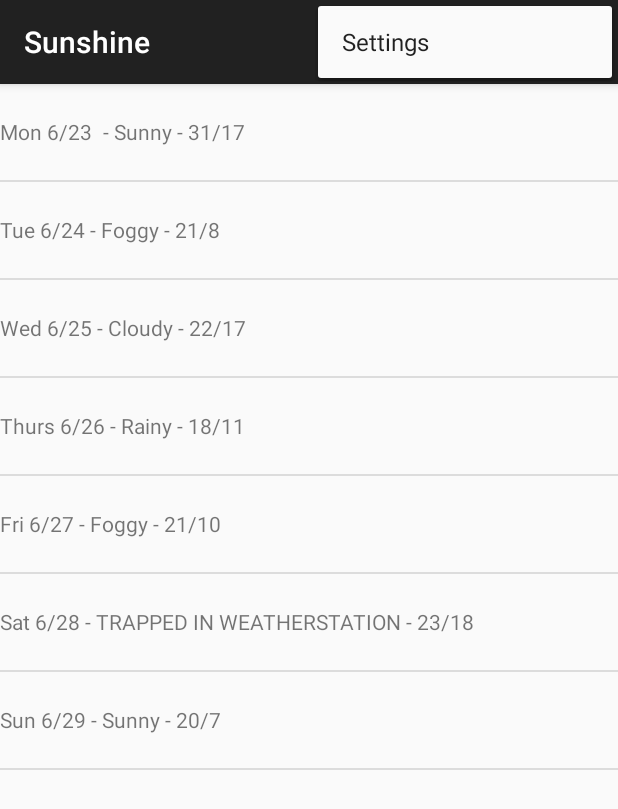
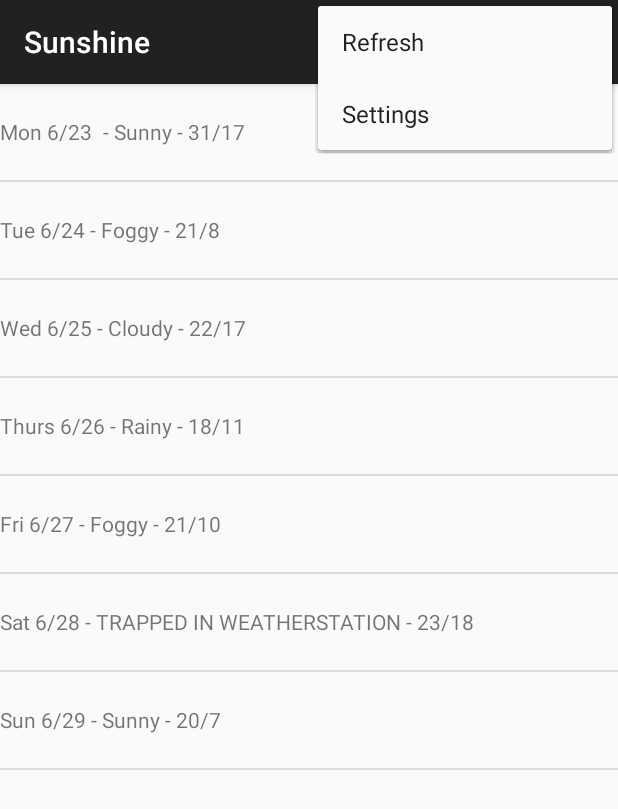
Before and after one commit to arturexp/Sunshine, an Android app: the screen it shows after launch (MainActivity), with the options menu open, on a phone screen of 412 x 824 dp. Shown: the top 809 px of the screen. Run offline under Robolectric (Android 15) with nearby library versions, the phone set to English and light mode, and no system bars.

Commit message:
added Refresh option in OptionMenu

```diff
--- a/app/src/main/java/com/example/android/sunshine/app/ForecastFragment.java
+++ b/app/src/main/java/com/example/android/sunshine/app/ForecastFragment.java
@@ -4,6 +4,9 @@ import android.os.Bundle;
 import android.support.v4.app.Fragment;
 import android.util.Log;
 import android.view.LayoutInflater;
+import android.view.Menu;
+import android.view.MenuInflater;
+import android.view.MenuItem;
 import android.view.View;
 import android.view.ViewGroup;
 import android.widget.ArrayAdapter;
@@ -30,8 +33,32 @@ public class ForecastFragment extends Fragment {
     }
 
     @Override
+    public void onCreateOptionsMenu(Menu menu, MenuInflater inflater) {
+
+        inflater.inflate(R.menu.forecastfragment, menu);
+    }
+
+    @Override
+    public void onCreate(Bundle savedInstanceState) {
+        super.onCreate(savedInstanceState);
+
+        setHasOptionsMenu(true);
+    }
+
+    @Override
+    public boolean onOptionsItemSelected(MenuItem item) {
+
+        int id = item.getItemId();
+        if (id == R.id.action_refresh){
+            return true;
+        }
+        return super.onOptionsItemSelected(item);
+    }
+
+    @Override
     public View onCreateView(LayoutInflater inflater, ViewGroup container,
                              Bundle savedInstanceState) {
+
 
         // Create some dummy data for the ListView.  Here's a sample weekly forecast
         String[] data = {
--- a/app/src/main/res/layout/fragment_main.xml
+++ b/app/src/main/res/layout/fragment_main.xml
@@ -2,7 +2,7 @@
              xmlns:tools="http://schemas.android.com/tools"
              android:layout_width="match_parent"
              android:layout_height="match_parent"
-             tools:context=".MainActivity$ForecastFragment">
+             tools:context="com.example.android.sunshine.app.ForecastFragment">
 
     <ListView
         android:id="@+id/listview_forecast"
--- a/app/src/main/res/menu/forecastfragment.xml
+++ b/app/src/main/res/menu/forecastfragment.xml
@@ -1,8 +1,10 @@
 <?xml version="1.0" encoding="utf-8"?>
-<menu xmlns:android="http://schemas.android.com/apk/res/android">
+<menu xmlns:android="http://schemas.android.com/apk/res/android"
+        xmlns:app="http://schemas.android.com/apk/res-auto">
 
     <item
         android:id="@+id/action_refresh"
-        android:title="@string/refresh_action"/>
+        android:title="@string/refresh_action"
+        app:showAsAction="never"/>
 
 </menu>
```
